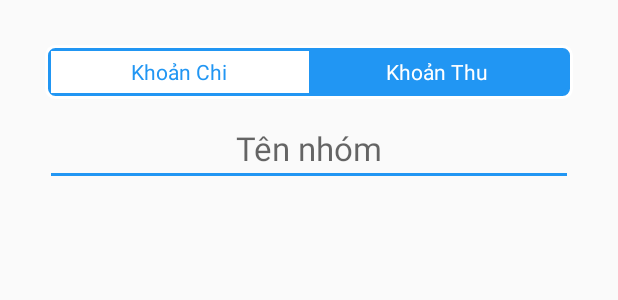
After one commit to vihahb/QLCT, an Android app: the layout custom_dialog.xml on its own in the app's theme, with its tools: preview values and no code run, on a phone screen of 412 x 824 dp. The commit adds this screen. Shown: the top 300 px of the screen. Run offline under Robolectric (Android 15) with nearby library versions, the light colour scheme and no system bars.

Commit message:
[DONE] Thêm chức năng sửa nhóm. Thêm Receiver Đến Tab 2 khi sửa nhóm. Thêm Receiver đến tab 1 khi sửa nhóm. Tab 1 + 2 đã nhận được receiver khi update nhóm.

```diff
--- a/app/src/main/java/com/vivhp/qlct/ActivityHistory.java
+++ b/app/src/main/java/com/vivhp/qlct/ActivityHistory.java
@@ -51,6 +51,7 @@ public class ActivityHistory extends AppCompatActivity {
             public void onClick(View v) {
                 Intent intent = new Intent(getBaseContext(), MainActivity.class);
                 startActivity(intent);
+                finish();
             }
         });
         toolbar.setNavigationIcon(getResources().getDrawable(R.mipmap.ic_arrow_back_white_24dp));
--- /dev/null
+++ b/app/src/main/res/drawable-xxhdpi/custom_radio_button_right.xml
@@ -0,0 +1,27 @@
+<?xml version="1.0" encoding="utf-8"?>
+<selector xmlns:android="http://schemas.android.com/apk/res/android">
+    <item android:color="@color/colorPrimary" android:state_checked="true" android:state_pressed="true">
+        <shape>
+            <solid android:color="@android:color/white" />
+        </shape>
+    </item>
+
+    <item android:state_pressed="true">
+        <shape>
+            <solid android:color="@android:color/white" />
+        </shape>
+    </item>
+
+    <item android:drawable="@color/white" android:state_checked="true">
+        <shape>
+            <solid android:color="@color/colorPrimary" />
+        </shape>
+    </item>
+
+    <item>
+        <shape>
+            <solid android:color="@color/colorPrimary" />
+            <corners android:topLeftRadius="0dp" android:topRightRadius="6dp" android:bottomLeftRadius="0dp" android:bottomRightRadius="6dp" />
+        </shape>
+    </item>
+</selector>
--- /dev/null
+++ b/app/src/main/res/drawable-xxhdpi/custom_radio_button_text.xml
@@ -0,0 +1,6 @@
+<?xml version="1.0" encoding="utf-8"?>
+<selector xmlns:android="http://schemas.android.com/apk/res/android">
+    <item android:color="@color/colorPrimary" android:state_checked="true" />
+    <item android:color="@color/colorPrimary" android:state_pressed="true" />
+    <item android:color="@android:color/white" />
+</selector>
--- /dev/null
+++ b/app/src/main/res/drawable/custom_line_edittext.xml
@@ -0,0 +1,4 @@
+<shape xmlns:android="http://schemas.android.com/apk/res/android">
+    <solid android:color="@color/colorPrimary" />
+    <corners android:radius="@dimen/siza_6" />
+</shape>
--- /dev/null
+++ b/app/src/main/res/drawable/custom_radio_button_left.xml
@@ -0,0 +1,27 @@
+<?xml version="1.0" encoding="utf-8"?>
+<selector xmlns:android="http://schemas.android.com/apk/res/android">
+    <item android:color="@color/colorPrimary" android:state_checked="true" android:state_pressed="true">
+        <shape>
+            <solid android:color="@android:color/white" />
+        </shape>
+    </item>
+
+    <item android:state_pressed="true">
+        <shape>
+            <solid android:color="@android:color/white" />
+        </shape>
+    </item>
+
+    <item android:drawable="@color/white" android:state_checked="true">
+        <shape>
+            <solid android:color="@color/colorPrimary" />
+        </shape>
+    </item>
+
+    <item>
+        <shape>
+            <solid android:color="@color/colorPrimary" />
+            <corners android:topLeftRadius="6dp" android:topRightRadius="0dp" android:bottomLeftRadius="6dp" android:bottomRightRadius="0dp" />
+        </shape>
+    </item>
+</selector>
--- /dev/null
+++ b/app/src/main/res/drawable/custom_radio_group.xml
@@ -0,0 +1,8 @@
+<?xml version="1.0" encoding="utf-8"?>
+<shape xmlns:android="http://schemas.android.com/apk/res/android">
+    <solid android:color="@color/colorPrimary" />
+    <corners android:radius="6dp" />
+    <stroke
+        android:color="@android:color/white"
+        android:width="2dp" />
+</shape>
--- /dev/null
+++ b/app/src/main/res/layout/custom_dialog.xml
@@ -0,0 +1,57 @@
+<?xml version="1.0" encoding="utf-8"?>
+<LinearLayout xmlns:android="http://schemas.android.com/apk/res/android"
+    android:orientation="vertical"
+    android:layout_width="match_parent"
+    android:padding="@dimen/size_20"
+    android:layout_height="match_parent">
+
+    <LinearLayout
+        android:layout_margin="@dimen/siza_10"
+        android:layout_width="match_parent"
+        android:layout_height="@dimen/size_36">
+
+        <RadioGroup
+            android:id="@+id/radio_group"
+            android:orientation="horizontal"
+            android:padding="@dimen/size_4"
+            android:background="@drawable/custom_radio_group"
+            android:layout_width="match_parent"
+            android:layout_height="@dimen/size_36">
+
+            <RadioButton
+                android:id="@+id/radio_chi"
+                android:layout_weight="1"
+                android:gravity="center"
+                android:button="@android:color/transparent"
+                android:background="@drawable/custom_radio_button_left"
+                android:checked="true"
+                android:layout_width="0dp"
+                android:textColor="@drawable/custom_radio_button_text"
+                android:text="@string/chi"
+                android:layout_height="match_parent" />
+
+            <RadioButton
+                android:id="@+id/radio_thu"
+                android:layout_weight="1"
+                android:gravity="center"
+                android:text="@string/thu"
+                android:button="@android:color/transparent"
+                android:background="@drawable/custom_radio_button_right"
+                android:textColor="@drawable/custom_radio_button_text"
+                android:layout_width="0dp"
+                android:layout_height="match_parent" />
+        </RadioGroup>
+    </LinearLayout>
+
+    <EditText
+        android:id="@+id/edt_nhom"
+        android:layout_marginLeft="@dimen/siza_10"
+        android:layout_marginRight="@dimen/siza_10"
+        android:backgroundTint="@color/colorPrimary"
+        android:gravity="center"
+        android:textAppearance="?android:attr/textAppearanceLarge"
+        android:layout_width="match_parent"
+        android:layout_height="@dimen/size_48"
+        android:hint="@string/ten_nhom" />
+
+</LinearLayout>
--- a/app/src/main/res/values/dimens.xml
+++ b/app/src/main/res/values/dimens.xml
@@ -15,7 +15,10 @@
     <dimen name="siza_10">10dp</dimen>
     <dimen name="siza_16">16dp</dimen>
     <dimen name="siza_24">24dp</dimen>
+    <dimen name="siza_2">2dp</dimen>
+    <dimen name="size_4">4dp</dimen>
     <dimen name="siza_5">5dp</dimen>
+    <dimen name="siza_6">6dp</dimen>
     <dimen name="size_16">16dp</dimen>
     <dimen name="size_20">20dp</dimen>
 
--- a/app/src/main/res/values/strings.xml
+++ b/app/src/main/res/values/strings.xml
@@ -70,6 +70,9 @@
     <string name="set_year">Chọn năm</string>
     <string name="alarm_mes">Hãy thêm các khoản thu chi của bạn!</string>
     <string name="alarm_titl">Nhắc nhở</string>
+    <string name="ten_nhom">Tên nhóm</string>
+    <string name="thu">Khoản Thu</string>
+    <string name="chi">Khoản Chi</string>
 
 
     <!-- Picker -->
```
Also changed, not shown: app/src/main/java/com/vivhp/qlct/DBHelper/DataBaseHelper.java (+9 -0 lines), app/src/main/java/com/vivhp/qlct/MainActivity.java (+9 -12 lines), app/src/main/java/com/vivhp/qlct/Tab1.java (+18 -2 lines), app/src/main/java/com/vivhp/qlct/Tab2.java (+8 -0 lines), app/src/main/java/com/vivhp/qlct/Tab3.java (+92 -48 lines), app/src/main/res/layout/history_item.xml (+12 -8 lines).
